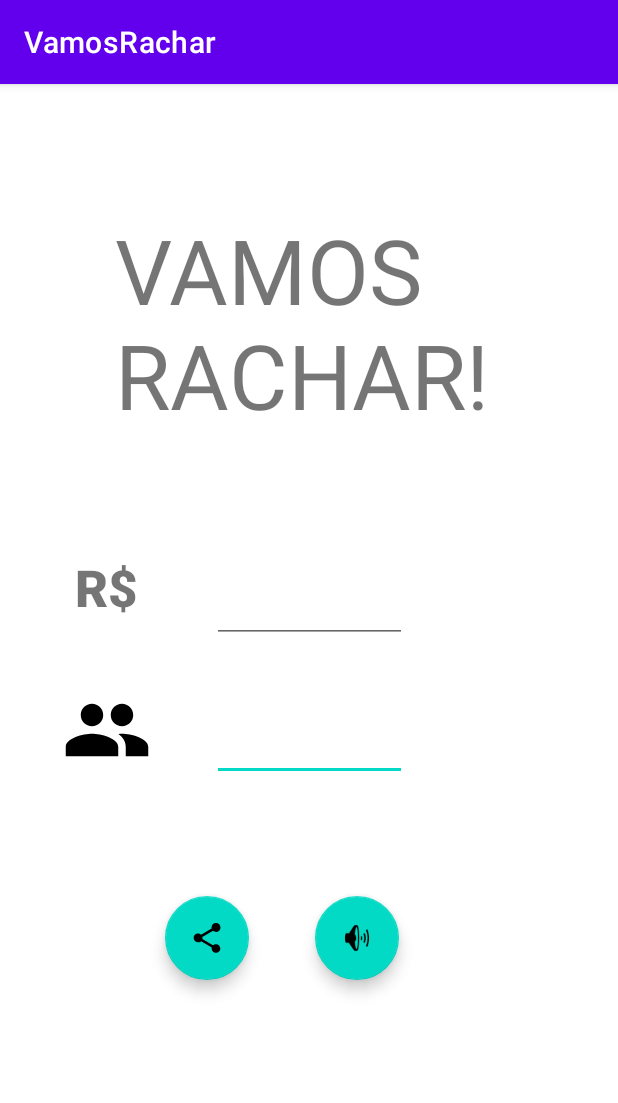
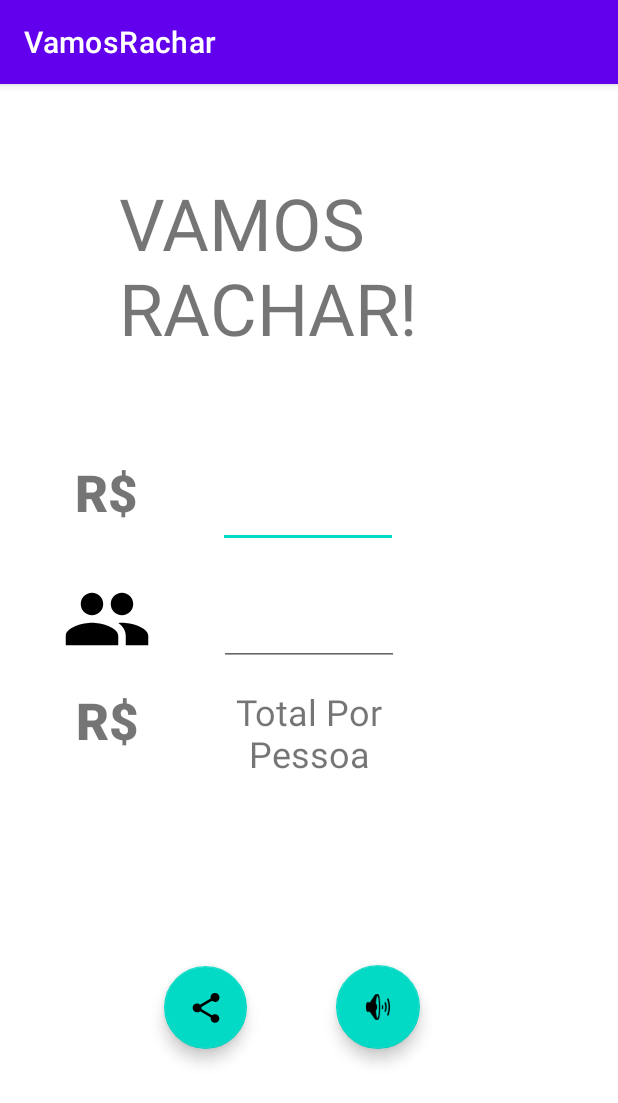
Before and after one commit to VicMisael/VamosRachar, an Android app: the screen it shows after launch (MainActivity), on a phone screen of 412 x 824 dp. Shown: the top 1103 px of the screen. Run offline under Robolectric (Android 15) with nearby library versions, the phone set to English and light mode, and no system bars.

Commit message:
add files

```diff
--- a/app/src/main/java/com/example/vamosrachar/MainActivity.kt
+++ b/app/src/main/java/com/example/vamosrachar/MainActivity.kt
@@ -2,10 +2,12 @@ package com.example.vamosrachar
 
 import androidx.appcompat.app.AppCompatActivity
 import android.os.Bundle
+import com.google.android.material.floatingactionbutton.FloatingActionButton
 
 class MainActivity : AppCompatActivity() {
     override fun onCreate(savedInstanceState: Bundle?) {
         super.onCreate(savedInstanceState)
         setContentView(R.layout.activity_main)
+        val shareBtn=findViewById<FloatingActionButton>(R.id.share);
     }
 }
--- a/app/src/main/res/layout/activity_main.xml
+++ b/app/src/main/res/layout/activity_main.xml
@@ -10,91 +10,123 @@
         android:id="@+id/precoText"
         android:layout_width="120dp"
         android:layout_height="60dp"
+        android:layout_marginEnd="4dp"
         android:fontFamily="sans-serif-black"
         android:text="R$"
         android:textAlignment="center"
         android:textSize="34sp"
         app:layout_constraintBottom_toBottomOf="parent"
         app:layout_constraintEnd_toStartOf="@+id/preco"
-        app:layout_constraintHorizontal_bias="0.5"
         app:layout_constraintStart_toStartOf="parent"
         app:layout_constraintTop_toTopOf="parent"
-        app:layout_constraintVertical_bias="0.442"
+        app:layout_constraintVertical_bias="0.352"
         tools:text="R$" />
 
     <EditText
+        android:id="@+id/preco"
+        android:layout_width="120dp"
+        android:layout_height="60dp"
+        android:ems="10"
+        android:inputType="numberDecimal"
+        app:layout_constraintBottom_toBottomOf="parent"
+        app:layout_constraintEnd_toEndOf="parent"
+        app:layout_constraintHorizontal_bias="0.498"
+        app:layout_constraintStart_toStartOf="parent"
+        app:layout_constraintTop_toTopOf="parent"
+        app:layout_constraintVertical_bias="0.352" />
+
+    <ImageView
+        android:id="@+id/imageView"
+        android:layout_width="120dp"
+        android:layout_height="60dp"
+        android:layout_marginEnd="4dp"
+        app:layout_constraintBottom_toBottomOf="parent"
+        app:layout_constraintEnd_toStartOf="@+id/pessoas"
+        app:layout_constraintStart_toStartOf="parent"
+        app:layout_constraintTop_toBottomOf="@+id/precoText"
+        app:layout_constraintVertical_bias="0.044"
+        app:srcCompat="@drawable/baseline_people_24" />
+
+    <EditText
         android:id="@+id/pessoas"
-        android:layout_width="130dp"
+        android:layout_width="120dp"
         android:layout_height="60dp"
         android:ems="10"
         android:inputType="numberSigned"
         app:layout_constraintBottom_toBottomOf="parent"
         app:layout_constraintEnd_toEndOf="parent"
+        app:layout_constraintHorizontal_bias="0.501"
         app:layout_constraintStart_toStartOf="parent"
         app:layout_constraintTop_toBottomOf="@+id/preco"
-        app:layout_constraintVertical_bias="0.096" />
+        app:layout_constraintVertical_bias="0.046" />
 
-    <EditText
-        android:id="@+id/preco"
-        android:layout_width="130dp"
+    <TextView
+        android:id="@+id/precoText3"
+        android:layout_width="120dp"
         android:layout_height="60dp"
-        android:ems="10"
-        android:inputType="numberDecimal"
+        android:layout_marginEnd="4dp"
+        android:fontFamily="sans-serif-black"
+        android:text="R$"
+        android:textAlignment="center"
+        android:textSize="34sp"
+        app:layout_constraintBottom_toBottomOf="parent"
+        app:layout_constraintEnd_toStartOf="@+id/total"
+        app:layout_constraintStart_toStartOf="parent"
+        app:layout_constraintTop_toBottomOf="@+id/imageView"
+        app:layout_constraintVertical_bias="0.045"
+        tools:text="R$" />
+
+    <TextView
+        android:id="@+id/total"
+        android:layout_width="120dp"
+        android:layout_height="60dp"
+        android:text="Total Por Pessoa"
+        android:textAlignment="center"
+        android:textSize="24sp"
         app:layout_constraintBottom_toBottomOf="parent"
         app:layout_constraintEnd_toEndOf="parent"
-        app:layout_constraintHorizontal_bias="0.5"
-        app:layout_constraintStart_toEndOf="@+id/precoText"
+        app:layout_constraintHorizontal_bias="0.501"
         app:layout_constraintStart_toStartOf="parent"
-        app:layout_constraintTop_toTopOf="parent"
-        app:layout_constraintVertical_bias="0.442" />
+        app:layout_constraintTop_toBottomOf="@+id/pessoas"
+        app:layout_constraintVertical_bias="0.043"
+        tools:text="Total Por Pessoa" />
 
     <com.google.android.material.floatingactionbutton.FloatingActionButton
-        android:id="@+id/floatingActionButton"
+        android:id="@+id/listen"
         android:layout_width="wrap_content"
         android:layout_height="wrap_content"
         android:clickable="true"
         app:layout_constraintBottom_toBottomOf="parent"
         app:layout_constraintEnd_toEndOf="parent"
-        app:layout_constraintHorizontal_bias="0.309"
+        app:layout_constraintHorizontal_bias="0.63"
         app:layout_constraintStart_toStartOf="parent"
-        app:layout_constraintTop_toBottomOf="@+id/pessoas"
-        app:layout_constraintVertical_bias="0.311"
-        app:srcCompat="?attr/actionModeShareDrawable" />
+        app:layout_constraintTop_toBottomOf="@+id/total"
+        app:srcCompat="@android:drawable/ic_lock_silent_mode_off" />
 
     <com.google.android.material.floatingactionbutton.FloatingActionButton
-        android:id="@+id/floatingActionButton2"
-        android:layout_width="wrap_content"
-        android:layout_height="wrap_content"
+        android:id="@+id/share"
+        android:layout_width="57dp"
+        android:layout_height="55dp"
         android:clickable="true"
-        app:layout_constraintBottom_toBottomOf="parent"
-        app:layout_constraintEnd_toEndOf="parent"
-        app:layout_constraintHorizontal_bias="0.233"
-        app:layout_constraintStart_toEndOf="@+id/floatingActionButton"
-        app:layout_constraintTop_toBottomOf="@+id/pessoas"
-        app:layout_constraintVertical_bias="0.311"
-        app:srcCompat="@android:drawable/ic_lock_silent_mode_off" />
-
-    <ImageView
-        android:id="@+id/imageView"
-        android:layout_width="120dp"
-        android:layout_height="60dp"
-        android:layout_marginTop="28dp"
-        app:layout_constraintEnd_toStartOf="@+id/pessoas"
-        app:layout_constraintHorizontal_bias="0.523"
+        app:layout_constraintBottom_toBottomOf="@+id/listen"
+        app:layout_constraintEnd_toStartOf="@+id/listen"
+        app:layout_constraintHorizontal_bias="0.65"
         app:layout_constraintStart_toStartOf="parent"
-        app:layout_constraintTop_toBottomOf="@+id/precoText"
-        app:srcCompat="@drawable/baseline_people_24" />
+        app:layout_constraintTop_toTopOf="@+id/listen"
+        app:srcCompat="?attr/actionModeShareDrawable" />
 
     <TextView
         android:id="@+id/textView"
-        android:layout_width="259dp"
-        android:layout_height="146dp"
+        android:layout_width="203dp"
+        android:layout_height="110dp"
         android:text="VAMOS RACHAR!"
-        android:textSize="60sp"
-        app:layout_constraintBottom_toTopOf="@+id/preco"
+        android:textSize="48sp"
+        app:layout_constraintBottom_toBottomOf="parent"
         app:layout_constraintEnd_toEndOf="parent"
+        app:layout_constraintHorizontal_bias="0.379"
         app:layout_constraintStart_toStartOf="parent"
         app:layout_constraintTop_toTopOf="parent"
+        app:layout_constraintVertical_bias="0.091"
         tools:text="VAMOS RACHAR!" />
 
     <androidx.constraintlayout.widget.Barrier
@@ -102,13 +134,14 @@
         android:layout_width="wrap_content"
         android:layout_height="wrap_content"
         app:barrierDirection="top"
-        app:constraint_referenced_ids="precoText" />
+        app:constraint_referenced_ids="precoText"
+        tools:layout_editor_absoluteY="297dp" />
 
-    <androidx.constraintlayout.widget.Barrier
-        android:id="@+id/barrier6"
+    <androidx.constraintlayout.widget.Guideline
+        android:id="@+id/guideline"
         android:layout_width="wrap_content"
         android:layout_height="wrap_content"
-        app:barrierDirection="top"
-        app:constraint_referenced_ids="floatingActionButton" />
+        android:orientation="horizontal"
+        app:layout_constraintGuide_begin="20dp" />
 
 </androidx.constraintlayout.widget.ConstraintLayout>
```
